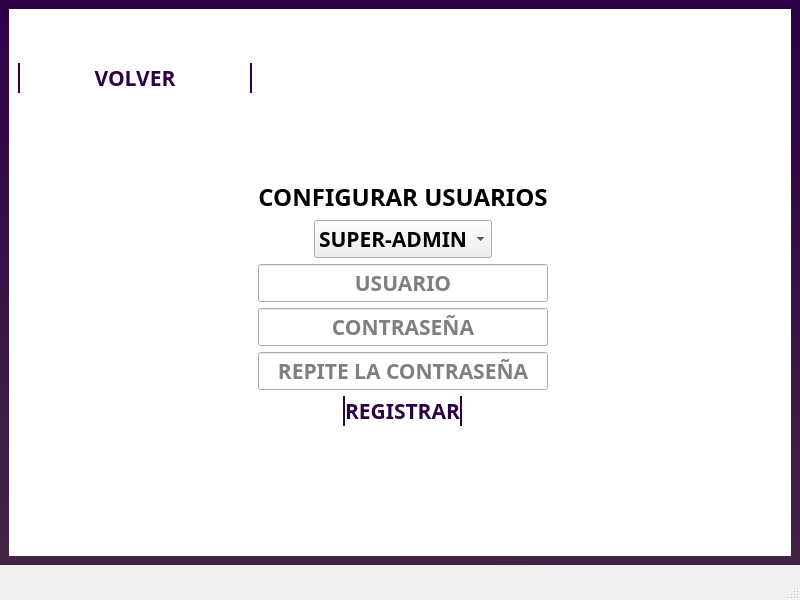
First picture: the form in ui/interfaz_usuarios.ui, repository DevHarsue/SANDIASALUD, before the edit.
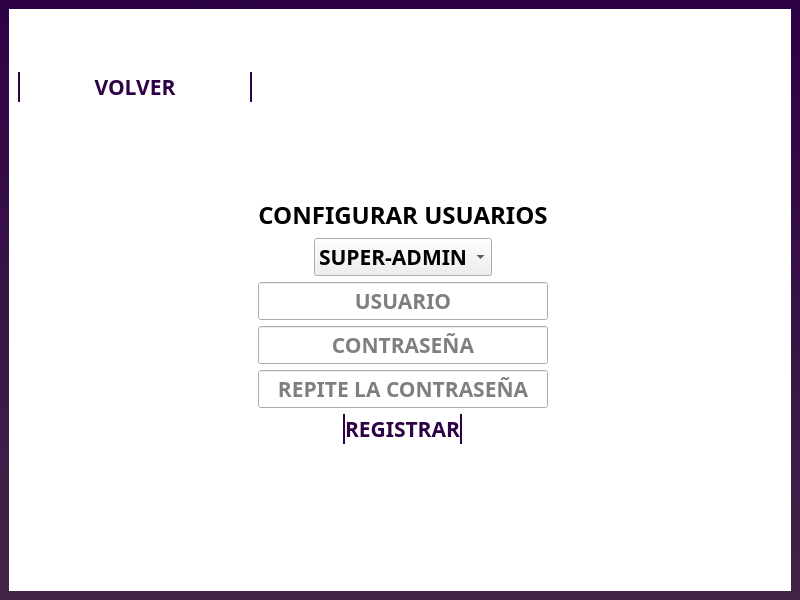
Second picture: the form after the edit. Icons and pictures are not drawn.

The edit to the form file:
```diff
--- a/ui/interfaz_usuarios.ui
+++ b/ui/interfaz_usuarios.ui
@@ -399,7 +399,6 @@
     </item>
    </layout>
   </widget>
-  <widget class="QStatusBar" name="statusbar"/>
  </widget>
  <tabstops>
   <tabstop>combo_tipo</tabstop>
```
